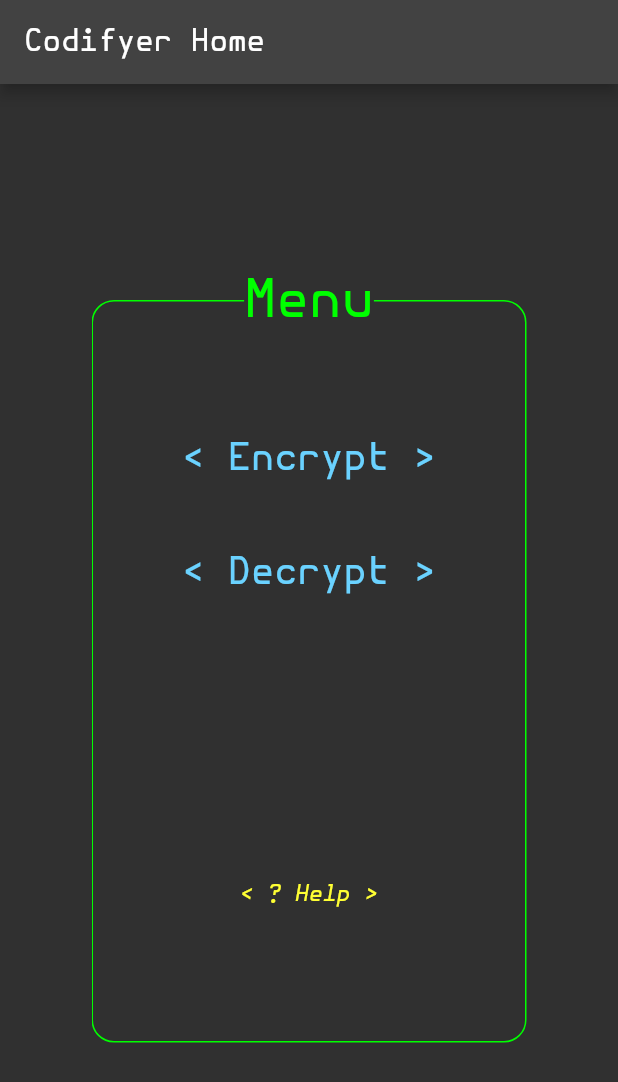
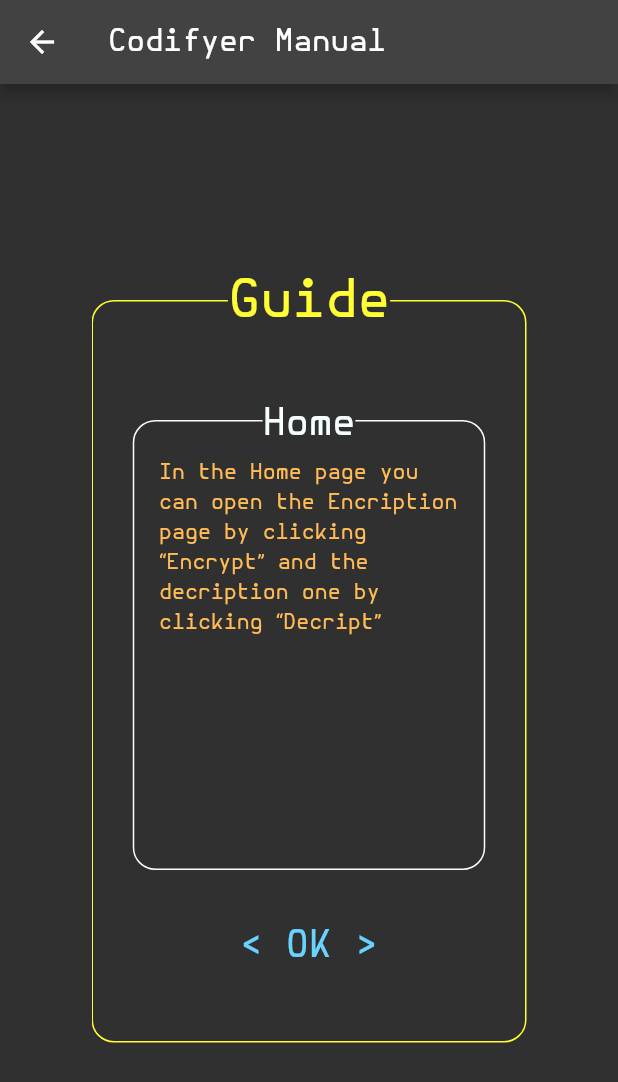
Before and after one commit to aledipa/Codifyer, a Flutter app: the screen it shows after launch, after a tap on "< ? Help >", on a phone screen of 412 x 824 dp. Shown: the top 1082 px of the screen. Run offline on Flutter 3.47's test engine with Material 2 defaults, Android fonts, the phone set to English and light mode, and no system bars; our stand-ins replace hex; missing offline and left inert: encrypt.

Commit message:
First stable version

```diff
--- /dev/null
+++ b/lib/infos/manual.dart
@@ -0,0 +1,93 @@
+import 'package:flutter/material.dart';
+import 'package:flutter_codify/main.dart';
+
+
+class ManualPage extends StatelessWidget {
+  final String inputPage;
+  const ManualPage({Key? key, required this.inputPage}) : super(key: key);
+
+
+  @override
+  Widget build(BuildContext context) {
+    String getInfoText(String inputPage) {
+      switch(inputPage) {
+        case "Home":
+          return "In the Home page you can open the Encription page by clicking “Encrypt” and the decription one by clicking “Decript”";
+        case "Encode":
+          return "In the Encode/Decode page you can write your plain text if you want to encode it and the cipher text if you want to decode it";
+        case "Format":
+          return "In the Format page you can choose the encryption/decription format or algorithm that you want to use";
+        case "Encrypt":
+          return "In the Encrypt/Decrypt page you can define the parameters needed to complete the encription or decription of the selected format ";
+        case "Export":
+          return "In the Export page you can read the encoded or decoded text and copy it on the clipboard by clicking on “Save”";
+        default:
+          return "Where did you found this one? Honestly, I don't know yet how to help you with this";
+      }
+    }
+
+    return Scaffold(
+      appBar: AppBar(
+        automaticallyImplyLeading: true,
+        title: const Text(
+          "Codifyer Manual",
+        ),
+
+      ),
+      body: Center(
+        child: GestureDetector(
+          onTap: () {
+            FocusScope.of(context).unfocus();
+          },
+          child: PageContainer(
+            labelText: "Guide",
+            borderColor: const Color(0xFFFFFF33), //Yellow
+            container: Container(
+              width: 290,
+              height: 510,
+              child: Column(
+                children: <Widget> [
+                  const Padding(padding: EdgeInsets.only(top: 70)),
+                  SubContainer(
+                    labelText: inputPage,
+                    height: 300,
+                    container: Container(
+                      width: 240,
+                      height: 325,
+                      padding: const EdgeInsets.only(top: 50, left: 20, right: 20, bottom: 20),
+                      child: Scrollbar(
+                        child: SingleChildScrollView (
+                          scrollDirection: Axis.vertical,
+                          child: Text(
+                            getInfoText(inputPage),
+                            style: const TextStyle(
+                              color: Color(0xFFFFBB55),
+                            ),
+                          ),
+                        ),
+                      ),
+                    ),
+                  ),
+                  const SizedBox(
+                    height: 25,
+                    width: 15,
+                  ),
+                  TextButton(
+                    onPressed: () {Navigator.pop(context);},
+                    child: const Text(
+                      "< OK >",
+                      style: TextStyle(
+                        fontSize: 25,
+                        color: Color(0xFF6AD2FF),
+                      ),
+                    ),
+                  ),
+                ],
+              ),
+            ),
+          ),
+        ),
+      ),
+    );
+  }
+}
--- a/lib/main.dart
+++ b/lib/main.dart
@@ -1,8 +1,10 @@
 import 'package:flutter/material.dart';
-// import 'package:alert/alert.dart'; // Alert(message: 'Test').show();
+import 'package:flutter_codify/infos/manual.dart';
+import 'package:flutter_codify/infos/error.dart';
 import 'package:flutter_codify/pages/encoder.dart';
 import 'package:flutter_codify/pages/formatter.dart';
-import 'dart:developer';
+import 'package:flutter/services.dart';
+
 
 
 void main() {
@@ -11,6 +13,24 @@ void main() {
 
 class Codify extends StatelessWidget {
   const Codify({Key? key}) : super(key: key);
+
+  static void showManualPage(String page, context) {
+    Navigator.push(
+      context,
+      MaterialPageRoute(builder: (context) => ManualPage(inputPage: page)),
+    );
+  }
+
+  static void showErrorPage(String page, String error, context) {
+    Navigator.push(
+      context,
+      MaterialPageRoute(builder: (context) => ErrorPage(inputPage: page, inputError: error)),
+    );
+  }
+
+  static void copyToClipboard(String link) {
+    Clipboard.setData(ClipboardData(text: link));
+  }
 
   @override
   Widget build(BuildContext context) {
@@ -60,7 +80,14 @@ class HomePage extends StatelessWidget {
               children: <Widget> [
                 const Padding(padding: EdgeInsets.only(top: 95)),
                 TextButton(
-                  onPressed: () {showEncodePage(true); log("Encrypt");},
+                  onPressed: () {
+                    try {
+                      showEncodePage(true);
+                    } catch(e) {
+                      Codify.showErrorPage("Home", "${e.runtimeType.toString()} Error", context);
+                    }
+                    // log("Encrypt");
+                  },
                   child: const Text(
                     "< Encrypt >",
                     style: TextStyle(
@@ -74,7 +101,14 @@ class HomePage extends StatelessWidget {
                   width: 15,
                 ),
                 TextButton(
-                  onPressed: () {showFormatPage(false); log("Decrypt");},
+                  onPressed: () {
+                    try {
+                      showFormatPage(false);
+                    } catch(e) {
+                      Codify.showErrorPage("Home", "${e.runtimeType.toString()} Error", context);
+                    }
+                  },
+                    // log("Decrypt");},
                   child: const Text(
                     "< Decrypt >",
                     style: TextStyle(
@@ -88,7 +122,13 @@ class HomePage extends StatelessWidget {
                   width: 15,
                 ),
                 TextButton(
-                  onPressed: () {}, //Alert(message: 'I Forgor💀').show(); log("Help");
+                  onPressed: () {
+                    try {
+                      Codify.showManualPage("Home", context);
+                    } catch(e) {
+                      Codify.showErrorPage("Home", "${e.runtimeType.toString()} Error", context);
+                    }
+                  }, //showManualPage("home"), //Alert(message: 'I Forgor💀').show(); log("Help");
                   child: const Text(
                     "< ? Help >",
                     style: TextStyle(
@@ -110,8 +150,9 @@ class HomePage extends StatelessWidget {
 class PageContainer extends StatelessWidget {
   final String labelText;
   final Container container;
+  Color borderColor;
 
-  PageContainer({required this.labelText, required this.container});
+  PageContainer({Key? key, required this.labelText, required this.container, this.borderColor = const Color(0xFF00FF00)}) : super(key: key);
   @override
   Widget build(BuildContext context) {
     return Stack(
@@ -122,7 +163,7 @@ class PageContainer extends StatelessWidget {
             width: 290,
             height: 495,
             decoration: BoxDecoration(
-              border: Border.all(color: const Color(0xFF00FF00)),
+              border: Border.all(color: borderColor), //const Color(0xFF00FF00)
               borderRadius: const BorderRadius.all(Radius.circular(15)),
           ),
           ),
@@ -133,8 +174,8 @@ class PageContainer extends StatelessWidget {
             width: 290,
             child: Text(
               labelText,
-              style: const TextStyle(
-                color: Color(0xFF00FF00),
+              style: TextStyle(
+                color: borderColor,
                 backgroundColor: Color(0xFF303030),
                 fontSize: 35,
               ),
--- a/pubspec.yaml
+++ b/pubspec.yaml
@@ -37,6 +37,7 @@ dependencies:
   crypto: ^3.0.1
   encrypt: ^5.0.1
   cryptography: ^2.0.2
+  hex: ^0.2.0
 
 dev_dependencies:
   flutter_test:
```
Also changed, not shown: lib/infos/error.dart (added, +107 -0 lines), lib/pages/encoder.dart (+40 -21 lines), lib/pages/encrypter.dart (+24 -17 lines), lib/pages/exporter.dart (+15 -17 lines), lib/pages/formatter.dart (+48 -12 lines), pubspec.lock, 103 other files.
